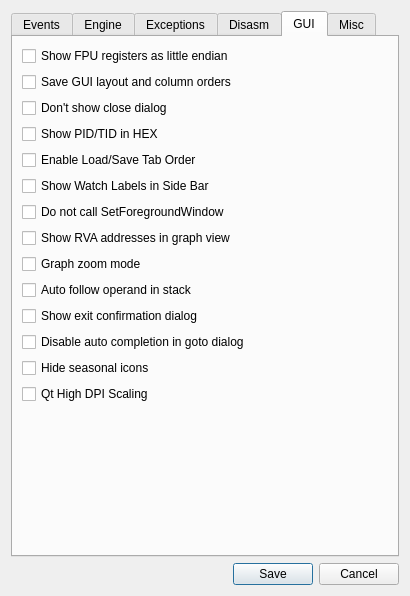
Before: the Qt Designer form src/gui/Src/Gui/SettingsDialog.ui in x64dbg/x64dbg, drawn with Qt 5.
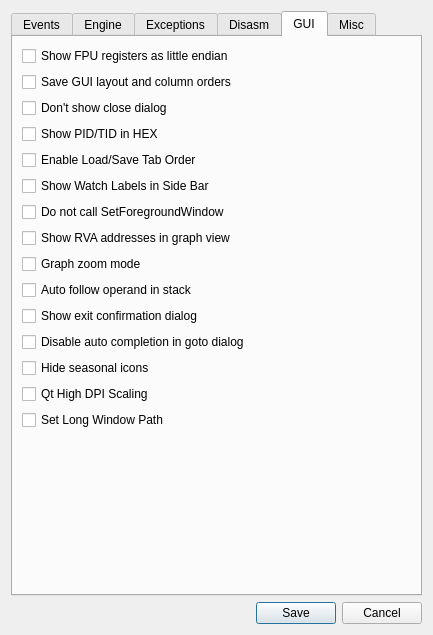
After: the same form once the commit is applied. The open tabs and pages were chosen to show the change. Icons and pictures are not drawn.

Commit message:
New Option to Show Path of Debuggee in Title:
Under the GUI settings we find the new option 'Set Long Window Path'.
If this is enabled instead of the normal Window Title with current thread, the full path is shown instead

```diff
--- a/src/gui/Src/Gui/SettingsDialog.ui
+++ b/src/gui/Src/Gui/SettingsDialog.ui
@@ -6,8 +6,8 @@
    <rect>
     <x>0</x>
     <y>0</y>
-    <width>386</width>
-    <height>542</height>
+    <width>433</width>
+    <height>635</height>
    </rect>
   </property>
   <property name="sizePolicy">
@@ -908,6 +908,13 @@
          </property>
         </widget>
        </item>
+       <item>
+        <widget class="QCheckBox" name="chkWindowLongPath">
+         <property name="text">
+          <string>Set Long Window Path</string>
+         </property>
+        </widget>
+       </item>
        <item>
         <spacer name="verticalSpacerGUI">
          <property name="orientation">
```
Left out of the diff: 8 changed lines with no effect on the pictures. The commit also changes 5 other files.
